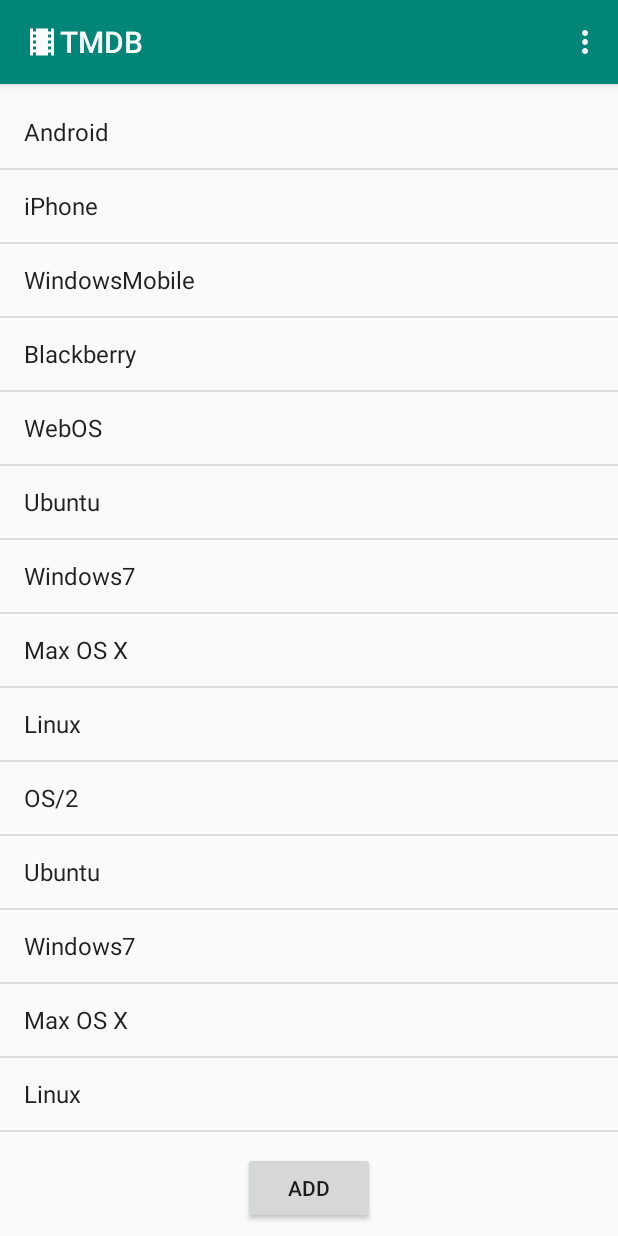
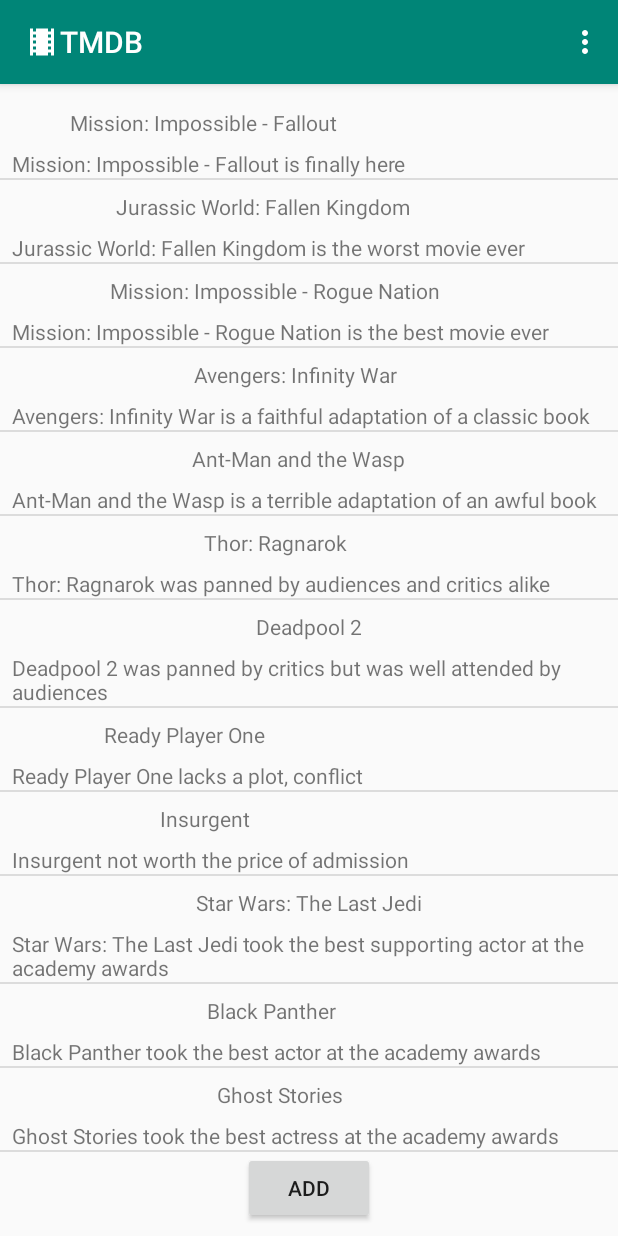
Before and after one commit to OrenBochman/Menus, an Android app: the screen it shows after launch (MainActivity), on a phone screen of 412 x 824 dp. Run offline under Robolectric (Android 15) with nearby library versions, the light colour scheme and no system bars; our stand-ins replace Room's generated code.

Commit message:
live data and room seems more or less ok

```diff
--- a/app/src/main/java/com/example/oren/menus/MainActivity.java
+++ b/app/src/main/java/com/example/oren/menus/MainActivity.java
@@ -3,12 +3,15 @@
 import androidx.appcompat.app.ActionBar;
 import androidx.appcompat.app.AlertDialog;
 import androidx.appcompat.app.AppCompatActivity;
+//import androidx.room.Room;
 //import androidx.core.content.ContextCompat;
 
 //import android.content.DialogInterface;
 //import android.os.Build;
+//import android.database.sqlite.SQLiteDatabase;
+//import android.content.SharedPreferences;
 import android.os.Bundle;
-import android.util.Log;
+//import android.util.Log;
 import android.view.ContextMenu;
 import android.view.Menu;
 import android.view.MenuInflater;
@@ -22,30 +25,39 @@
 import android.widget.ListView;
 //import android.widget.Toolbar;
 
-import com.example.oren.menus.data.Movie;
+import com.example.oren.menus.data.AppDatabase;
+//import com.example.oren.menus.data.MovieConstants;
+import com.example.oren.menus.data.MovieCursorAdapter;
 import com.example.oren.menus.data.SampleData;
 import com.google.android.material.snackbar.Snackbar;
 
 import java.util.ArrayList;
-import java.util.Arrays;
+//import java.util.Arrays;
+
+//import javax.inject.Inject;
 
 import static com.example.oren.menus.R.drawable.ic_film;
 
 public class MainActivity extends AppCompatActivity {
 
+    final String TAG = MainActivity.class.getName();
+
+    //@Inject MyTwitterApiClient mTwitterApiClient;
+    //@Inject SharedPreferences sharedPreferences;
+
     private ArrayAdapter adapter;
-    private ArrayList<String> list;
-    private final ArrayList<Movie> movieData =new ArrayList<>();
-
-    final String TAG="MoviesApp";
+    private ArrayList<String> movieList;
 
     @Override
     protected void onCreate(Bundle savedInstanceState) {
         super.onCreate(savedInstanceState);
         setContentView(R.layout.activity_main);
 
+
+        //ViewModelProvider.of(this).get(MovieViewModel::class.java);
+        ////////////////// ActionBar //////////////////////////////////////////////////////////////
         ListView listView;
-        Button addMovieButton;
+
         //////////////////
         ActionBar actionBar = getSupportActionBar();
         if( actionBar != null) {
@@ -57,37 +69,23 @@
         }
 
         //////////////////add Movie Button /////////////////////////////////////////////////////////
-
-        addMovieButton = findViewById(R.id.addMovieButton);
+        Button addMovieButton = findViewById(R.id.addMovieButton);
         addMovieButton.setOnClickListener(view -> Snackbar.make(findViewById(android.R.id.content), "short click " ,Snackbar.LENGTH_SHORT).show());
 
         registerForContextMenu(addMovieButton);
 
         ///////////////  movieList   ///////////////////////////////////////////////////////////////
 
-        listView =  findViewById(R.id.movieList);
+        if(AppDatabase.getInstance(this).movieDao().getCount()==0)
+            AppDatabase.getInstance(this).movieDao().insertMovie(SampleData.getMovies());
 
-            movieData.addAll(SampleData.getMovies());
+        // Find ListView to populate
+        listView = findViewById(R.id.movieList);
+        // Setup cursor adapter using cursor from last step
+        MovieCursorAdapter movieAdapter = new MovieCursorAdapter(this, AppDatabase.getInstance(this).movieDao().getCursorAll());
+        // Attach cursor adapter to the ListView
+        listView.setAdapter(movieAdapter);
 
-        for (Movie movie:
-                movieData) {
-            Log.i(TAG, "onCreate: " + movie.toString());
-
-        }
-
-        //// bootstrap list with some sample data
-        String[] values = new String[] { "Android", "iPhone", "WindowsMobile",
-                "Blackberry", "WebOS", "Ubuntu", "Windows7", "Max OS X",
-                "Linux", "OS/2", "Ubuntu", "Windows7", "Max OS X", "Linux",
-                "OS/2", "Ubuntu", "Windows7", "Max OS X", "Linux", "OS/2",
-                "Android", "iPhone", "WindowsMobile" };
-
-
-        list= new ArrayList<>();
-        list.addAll(Arrays.asList(values));
-        // the ListAdapter converts  String -> ListItem
-        adapter = new ArrayAdapter<>(this, android.R.layout.simple_list_item_1, list);
-        listView.setAdapter(adapter);
         registerForContextMenu(listView);
         listView.setOnItemClickListener((parent, view, position, id) -> Snackbar.make(findViewById(android.R.id.content), "Click ListItem Number " + position ,Snackbar.LENGTH_SHORT).show());
         listView.setOnItemLongClickListener((adapterView, view, position, id) -> {
@@ -106,7 +104,8 @@
     }
 
     @Override
-    public void onCreateContextMenu(ContextMenu menu, View v,
+    public void onCreateContextMenu(ContextMenu menu,
+                                    View v,
                                     ContextMenu.ContextMenuInfo menuInfo) {
         super.onCreateContextMenu(menu, v, menuInfo);
         if(v.getId() == R.id.addMovieButton) {
@@ -120,7 +119,7 @@
 
     private void removeFromList(int id)//,final  View view)
     {
-        list.remove(id);
+        movieList.remove(id);
         adapter.notifyDataSetChanged();
         Snackbar.make(findViewById(android.R.id.content), "remove " + id ,Snackbar.LENGTH_SHORT).show();
 
@@ -128,9 +127,8 @@
 
     private void editFromList(final int id)
     {
-        String item = list.get(id);
+        String item = movieList.get(id);
         //edit item via dialog
-
        // Intent myIntent1 = new Intent(this, Create.class);
        // startActivityForResult(myIntent1, 0);
         final EditText input = new EditText(MainActivity.this);
@@ -149,7 +147,7 @@
         alert.setView(editText);
         alert.setPositiveButton("Ok", (dialog, whichButton) -> {
             String YouEditTextValue = editText.getText().toString();
-            list.set(id ,YouEditTextValue);
+            movieList.set(id ,YouEditTextValue);
             adapter.notifyDataSetChanged();
             Snackbar.make(findViewById(android.R.id.content), "edit " + id + " success",Snackbar.LENGTH_SHORT).show();
 
@@ -179,7 +177,7 @@
     }
 
     private void removeAllOptionHandler(){
-        list.clear();
+        movieList.clear();
         adapter.notifyDataSetChanged();
         Snackbar.make(findViewById(android.R.id.content), "Removed all items",Snackbar.LENGTH_SHORT).show();
     }
@@ -235,4 +233,10 @@
                 return super.onContextItemSelected(item);
         }
     }
+
+    @Override
+    protected void onDestroy() {
+        AppDatabase.destroyInstance();
+        super.onDestroy();
+    }
 }
--- a/app/src/main/java/com/example/oren/menus/data/AppDatabase.java
+++ b/app/src/main/java/com/example/oren/menus/data/AppDatabase.java
@@ -3,23 +3,28 @@
 import android.content.Context;
 //import com.example.android.persistence.AppExecutors;
 
-import com.example.oren.menus.AppExecutors;
+//import com.example.oren.menus.AppExecutors;
 
 import java.util.List;
 
-import androidx.annotation.NonNull;
+//import androidx.annotation.NonNull;
 import androidx.annotation.VisibleForTesting;
 import androidx.lifecycle.LiveData;
 import androidx.lifecycle.MutableLiveData;
 import androidx.room.Database;
 import androidx.room.Room;
 import androidx.room.RoomDatabase;
-import androidx.sqlite.db.SupportSQLiteDatabase;
+//import androidx.sqlite.db.SupportSQLiteDatabase;
 
-@Database(entities = {Movie.class}, version = 1)
+@Database(entities = {Movie.class},
+        version = 1
+        //,exportSchema = false
+    )
 
 public abstract class AppDatabase extends RoomDatabase {
 
+
+    final String TAG = AppDatabase.class.getName();
 
     private static AppDatabase sInstance;
     private final  MutableLiveData<Boolean> mIsDatabaseCreated = new MutableLiveData<>();
@@ -30,30 +35,21 @@
 
     public abstract MovieDao movieDao();
 
-
-    public static AppDatabase getInstance(final Context context, final AppExecutors executors) {
+    public static AppDatabase getInstance(final Context context) {
         if (sInstance == null) {
             synchronized (AppDatabase.class) {
                 if (sInstance == null) {
-                    sInstance = buildDatabase(context.getApplicationContext(), executors);
+                    sInstance = Room.databaseBuilder(context.getApplicationContext(),
+                            AppDatabase.class,
+                            MovieConstants.DATABASE_NAME)
+                            .allowMainThreadQueries()       //// Don't do this on a real app!
+                            .build();
                     sInstance.updateDatabaseCreated(context.getApplicationContext());
                 }
             }
         }
         return sInstance;
     }
-//    public static AppDatabase getInstance(final Context context) {
-//        if (sInstance == null) {
-//            synchronized (AppDatabase.class) {
-//                if (sInstance == null) {
-//                    sInstance = Room.databaseBuilder(context.getApplicationContext(),
-//                            AppDatabase.class,MovieConstants.DATABASE_NAME).build();
-// //                   sInstance.updateDatabaseCreated(context.getApplicationContext());
-//                }
-//            }
-//        }
-//        return sInstance;
-//    }
 
     /**
      * Check whether the database already exists and expose it via {@link #getDatabaseCreated()}
@@ -64,17 +60,15 @@
         }
     }
 
-
     private void setDatabaseCreated(){
         mIsDatabaseCreated.postValue(true);
     }
-
 
     /**
      * Build the database. {@link Builder#build()} only sets up the database configuration and
      * creates a new instance of the database.
      * The SQLite database is only created when it's accessed for the first time.
-     */
+     *
     private static AppDatabase buildDatabase(final Context appContext,
                                              final AppExecutors executors) {
         return Room.databaseBuilder(appContext, AppDatabase.class, DATABASE_NAME)
@@ -96,10 +90,11 @@
                         });
                     }
                 }).build();
-    }
+    }*/
 
-    private static void insertData(final AppDatabase database, final List<Movie> movies) {
-        database.runInTransaction(() -> database.movieDao().insertMovies(movies));
+    private static void insertData(final AppDatabase database,
+                                   final List<Movie> movies) {
+        database.runInTransaction(() -> database.movieDao().insertMovie(movies));
     }
 
     private static void addDelay() {
@@ -113,4 +108,7 @@
         return mIsDatabaseCreated;
     }
 
+    public static void destroyInstance() {
+        sInstance = null;
+    }
 }
--- a/app/src/main/java/com/example/oren/menus/data/DataGenerator.java
+++ b/app/src/main/java/com/example/oren/menus/data/DataGenerator.java
@@ -121,13 +121,13 @@
         for (int i = 0; i < FIRST.length; i++) {
         //    for (int j = 0; j < SECOND.length; j++) {
                 Movie movie = new Movie();
-                movie.title=FIRST[i] ;
-                movie.body=movie.title + " " + DESCRIPTION[i%DESCRIPTION.length];
-                movie.rating=rnd.nextInt(10);
-                movie.watched=rnd.nextInt(2);
-                movie.category=GENRES[i%GENRES.length];
-                movie.id=FIRST.length * i  + 1;
-                movie.uri="http:\\\\www.tmdb.com\\pic\\"+movie.id;
+                movie.setTitle(FIRST[i]) ;
+                movie.setBody(movie.getTitle() + " " + DESCRIPTION[i%DESCRIPTION.length]);
+                movie.setRating(rnd.nextInt(10));
+                movie.setWatched(rnd.nextInt(2));
+                movie.setCategory(GENRES[i%GENRES.length]);
+                movie.setId(FIRST.length * i  + 1);
+                movie.setUri("http:\\\\www.tmdb.com\\pic\\"+movie.getId());
                 Log.i("DataGenerator", "generateMovies: "+ movie.toString());
                 movies.add(movie);
         //    }
--- a/app/src/main/java/com/example/oren/menus/data/Movie.java
+++ b/app/src/main/java/com/example/oren/menus/data/Movie.java
@@ -1,6 +1,8 @@
 package com.example.oren.menus.data;
 
 import android.graphics.Bitmap;
+
+import com.google.gson.annotations.SerializedName;
 
 import java.util.Objects;
 
@@ -12,36 +14,48 @@
 import static com.example.oren.menus.data.MovieConstants.*;
 
 @Entity(tableName = TABLE_NAME)
-public class Movie {
+public class Movie
+      //  implements Serializable
+{
 
     @PrimaryKey(autoGenerate=true)
     @ColumnInfo(name = MOVIE_ID_COLUMN)
-    public int id;
+    private long _id;
 
-    @ColumnInfo(name = MOVIE_TITLE_COLUMN)
-    public String title;
+    @ColumnInfo(name = MovieConstants.MOVIE_WEB_ID_COLUMN)                      //column in local DB
+    @SerializedName(MovieConstants.TMDBM_WEB_ID_COLUMN)                         //id for API
+    private long webId;
+
+    @ColumnInfo(name = MOVIE_TITLE_COLUMN)                                      //id for local DB
+    @SerializedName(MovieConstants.TMDBM_TITLE_COLUMN)                          //id for API
+    private String title;
 
     @ColumnInfo(name = MOVIE_BODY_COLUMN)
-    public String body;
+    @SerializedName(MovieConstants.TMDB_BODY_COLUMN)                          //id for API
+    private String body;
 
     @ColumnInfo(name = MOVIE_IMAGE_URI_COLUMN)
-    public String uri;
+    @SerializedName(MovieConstants.TMDB_IMAGE_URI_COLUMN)                         //id for API
+    private String uri;
 
     @ColumnInfo(name = MOVIE_RATING_COLUMN)
-    public int rating;
+    @SerializedName(MovieConstants.TMDB_RATING_COLUMN)                         //id for API
+    private int rating;
 
     @ColumnInfo(name = MOVIE_WATCHED_COLUMN)
-    public int watched;
+    private int watched;
 
     @ColumnInfo(name = MOVIE_CATEGORY_COLUMN)
-    public String category;
+    private String category;
 
     @Ignore
+    @SerializedName("poster_path")
     Bitmap picture; //picture from web
 
-
-    public Movie(int id, String title, String body, String uri, int rating, int watched, String category) {
-        this.id = id;
+    @Ignore
+    public Movie(int id, long webId, String title, String body, String uri, int rating, int watched, String category) {
+        this._id = id;
+        this.webId = webId;
         this.title = title;
         this.body = body;
         this.uri = uri;
@@ -49,9 +63,8 @@
         this.watched = watched;
         this.category = category;
     }
-
+    @Ignore
     public Movie(String title, String body, String uri, int rating, int watched, String category) {
-        this.id = id;
         this.title = title;
         this.body = body;
         this.uri = uri;
@@ -68,7 +81,7 @@
         if (this == o) return true;
         if (!(o instanceof Movie)) return false;
         Movie movie = (Movie) o;
-        return id == movie.id &&
+        return _id == movie._id &&
                 rating == movie.rating &&
                 watched == movie.watched &&
                 Objects.equals(title, movie.title) &&
@@ -82,7 +95,7 @@
     @Override
     public String toString() {
         return "Movie{" +
-                "id=" + id +
+                "id=" + _id +
                 ", title='" + title + '\'' +
                 ", body='" + body + '\'' +
                 ", uri='" + uri + '\'' +
@@ -91,4 +104,76 @@
                 ", category='" + category + '\'' +
                 '}';
     }
+
+    public long getId() {
+        return _id;
+    }
+
+    public void setId(long id) {
+        this._id = id;
+    }
+
+    public String getTitle() {
+        return title;
+    }
+
+    public void setTitle(String title) {
+        this.title = title;
+    }
+
+    public String getBody() {
+        return body;
+    }
+
+    public void setBody(String body) {
+        this.body = body;
+    }
+
+    public String getUri() {
+        return uri;
+    }
+
+    public void setUri(String uri) {
+        this.uri = uri;
+    }
+
+    public int getRating() {
+        return rating;
+    }
+
+    public void setRating(int rating) {
+        this.rating = rating;
+    }
+
+    public int getWatched() {
+        return watched;
+    }
+
+    public void setWatched(int watched) {
+        this.watched = watched;
+    }
+
+    public String getCategory() {
+        return category;
+    }
+
+    public void setCategory(String category) {
+        this.category = category;
+    }
+
+    public Bitmap getPicture() {
+        return picture;
+    }
+
+    public void setPicture(Bitmap picture) {
+        this.picture = picture;
+    }
+
+    public long getWebId() {
+        return webId;
+    }
+
+    public void setWebId(long webId) {
+        this.webId = webId;
+    }
 }
--- /dev/null
+++ b/app/src/main/java/com/example/oren/menus/data/MovieCursorAdapter.java
@@ -0,0 +1,50 @@
+package com.example.oren.menus.data;
+
+import android.content.Context;
+import android.database.Cursor;
+import android.util.Log;
+import android.view.LayoutInflater;
+import android.view.View;
+import android.view.ViewGroup;
+import android.widget.CursorAdapter;
+import android.widget.TextView;
+
+
+import com.example.oren.menus.R;
+
+
+public class MovieCursorAdapter extends CursorAdapter {
+
+    String TAG= MovieCursorAdapter.class.getName();
+
+    public MovieCursorAdapter(Context context, Cursor cursor) {
+        super(context, cursor, 0);
+    }
+
+    // The newView method is used to inflate a new view and return it,
+    // you don't bind any data to the view at this point.
+    @Override
+    public View newView(Context context, Cursor cursor, ViewGroup parent) {
+        return LayoutInflater.from(context).inflate(R.layout.simple_row, parent, false);
+    }
+
+    // The bindView method is used to bind all data to a given view
+    // such as setting the text on a TextView.
+    @Override
+    public void bindView(View view,
+                         Context context,
+                         Cursor cursor) {
+        // Find fields to populate in inflated template
+        TextView movieBody =  view.findViewById(R.id.movieBodyView);
+        TextView movieTitle = view.findViewById(R.id.movieTitleView);
+        // Extract properties from cursor
+        Log.i(TAG, "bindView:" + cursor.toString());
+        String title = cursor.getString(cursor.getColumnIndexOrThrow(MovieConstants.MOVIE_TITLE_COLUMN));
+        String body  = cursor.getString(cursor.getColumnIndexOrThrow(MovieConstants.MOVIE_BODY_COLUMN));
+        // Populate fields with extracted properties
+        movieBody.setText(body);
+        movieTitle.setText(title);
+
+        // tvPriority.setText(String.valueOf(priority));
+    }
+}
--- a/app/src/main/java/com/example/oren/menus/data/MovieDao.java
+++ b/app/src/main/java/com/example/oren/menus/data/MovieDao.java
@@ -1,7 +1,10 @@
 package com.example.oren.menus.data;
+
+import android.database.Cursor;
 
 import java.util.List;
 
+import androidx.lifecycle.LiveData;
 import androidx.room.Dao;
 import androidx.room.Delete;
 import androidx.room.Insert;
@@ -13,37 +16,62 @@
 public interface MovieDao {
 
     @Insert(onConflict = OnConflictStrategy.REPLACE)
-     void insertMovies(Movie... movies);
+    void insertMovie(Movie... movies);
 
     @Insert(onConflict = OnConflictStrategy.REPLACE)
-    void insertMovies(List<Movie> movies);
+    void insertMovie(List<Movie> movies);
 
     @Insert(onConflict = OnConflictStrategy.REPLACE)
-     long insertMovies(Movie movie);
+    void insertMovie(Movie movie);
+
+ //   @Update
+ //   int updateMovies(Movie... users);
 
     @Update
-     int updateMovies(Movie... users);
+    int updateMovie(Movie movie);
 
-    @Update
-     int updateMovie(Movie movie);
-
-    @Delete
-     void deleteMovies(Movie... movies);
+  //  @Delete
+  //  void deleteMovies(Movie... movies);
 
     @Delete
     void deleteMovie(Movie movies);
 
+    //@Query("SELECT * FROM comments where productId = :productId")
+    //LiveData<List<Movie>> loadMovies(int movieId);
 
-    @Query("SELECT * FROM " + MovieConstants.TABLE_NAME + " order by movieTitle asc ")
-     Movie[] findAllMovies();
+    //@Query("SELECT * FROM comments where productId = :productId")
+    //List<Movie> loadMoviesSync(int movieId);
 
-    @Query("SELECT * FROM " + MovieConstants.TABLE_NAME + " where movieId = :movieId ")
-    Movie findById(long movieId);
+    //@Query("SELECT COUNT(*) FROM users WHERE _Id == :movieId AND last_update >= :timeout")
+    //int hasMovie(int movieId, long timeout);
 
-    @Query("SELECT * FROM " + MovieConstants.TABLE_NAME + " where movieTitle like :title order by movieTitle asc  " )
-    Movie[] findByName(String title);
+    @Query("SELECT COUNT(*) FROM "+ MovieConstants.TABLE_NAME +" WHERE _Id == :movieId")
+    int hasMovie(long   movieId);
 
-    @Query("SELECT * FROM " + MovieConstants.TABLE_NAME + " where movieCategory like :category order by movieTitle asc" )
-    Movie[] findByCategory(String category);
+    @Query("SELECT * FROM " + MovieConstants.TABLE_NAME
+            + " ORDER BY " + MovieConstants.MOVIE_TITLE_COLUMN + " ASC ")
+    LiveData<List<Movie>> findAllMovies();
+    @Query("SELECT * FROM " + MovieConstants.TABLE_NAME
+            + " where _id = :id")
+    LiveData<Movie> findById(long id);
+//
+//    @Query("SELECT * FROM " + MovieConstants.TABLE_NAME
+//            + " WHERE " + MovieConstants.MOVIE_TITLE_COLUMN
+//            + " LIKE :movieTitle "
+//            + " ORDER BY " + MovieConstants.MOVIE_TITLE_COLUMN + "  ASC")
+//    LiveData<Movie> findByName(String movieTitle);
+
+//    @Query("SELECT * FROM " + MovieConstants.TABLE_NAME
+//            + " WHERE " + MovieConstants.MOVIE_CATEGORY_COLUMN
+//            + " LIKE :movieCategory "
+//            + " ORDER BY  " + MovieConstants.MOVIE_TITLE_COLUMN + " ASC")
+//    LiveData<Movie> findByCategory(String movieCategory);
+
+    //@Query("SELECT * FROM "+ MovieConstants.TABLE_NAME + " order by movieTitle asc")
+    @Query("SELECT * FROM " + MovieConstants.TABLE_NAME)
+    Cursor getCursorAll();
+
+    @Query("SELECT COUNT(*) FROM " + MovieConstants.TABLE_NAME)
+    int getCount();
 
 }
--- a/app/src/main/java/com/example/oren/menus/data/SampleData.java
+++ b/app/src/main/java/com/example/oren/menus/data/SampleData.java
@@ -1,6 +1,6 @@
 package com.example.oren.menus.data;
 
-import java.util.ArrayList;
+//import java.util.ArrayList;
 import java.util.List;
 
 public class SampleData {
@@ -8,13 +8,6 @@
 
     public static List<Movie> getMovies() {
 
-        List<Movie> movies = new ArrayList<>();
-
-
-        movies.add(new Movie( "title1",  "body1", "http://uri.com//1", 2,  1,  "category1") );
-        movies.add(new Movie( "title2",  "body2", "http://uri.com//2", 2,  3,  "category2") );
-        movies.add(new Movie( "title3",  "body3", "http://uri.com//3", 3,  1,  "category3") );
-        movies.add(new Movie( "title4",  "body4", "http://uri.com?/4", 4,  3,  "category4") );
-        return movies;
+        return DataGenerator.generateMovies();
     }
 }
```
Also changed, not shown: app/build.gradle (+33 -1 lines), app/src/main/java/com/example/oren/menus/data/MovieConstants.java (+65 -12 lines), app/src/main/java/com/example/oren/menus/data/MovieRepository.java (added, +135 -0 lines), app/src/main/java/com/example/oren/menus/data/MoviesList.java (added, +18 -0 lines), app/src/main/java/com/example/oren/menus/viewmodel/MovieViewModel.java (added, +41 -0 lines), app/src/main/java/com/example/oren/menus/webservice/Webservice.java (added, +21 -0 lines), 2 other files.
